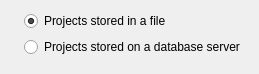
The window that src/widget/kexiprjtypeselector.ui (KDE/kexi) describes before a commit, drawn with Qt 5.
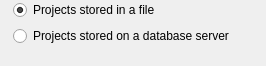
The same window after the commit.

Commit message:
GIT_SILENT Clear margins of project type selector
(better fits to layouts)

```diff
--- a/src/widget/kexiprjtypeselector.ui
+++ b/src/widget/kexiprjtypeselector.ui
@@ -6,11 +6,23 @@
    <rect>
     <x>0</x>
     <y>0</y>
-    <width>259</width>
-    <height>68</height>
+    <width>266</width>
+    <height>66</height>
    </rect>
   </property>
   <layout class="QGridLayout" name="gridLayout">
+   <property name="leftMargin">
+    <number>0</number>
+   </property>
+   <property name="topMargin">
+    <number>0</number>
+   </property>
+   <property name="rightMargin">
+    <number>0</number>
+   </property>
+   <property name="bottomMargin">
+    <number>0</number>
+   </property>
    <item row="0" column="0">
     <widget class="QLabel" name="icon_file">
      <property name="sizePolicy">
```
